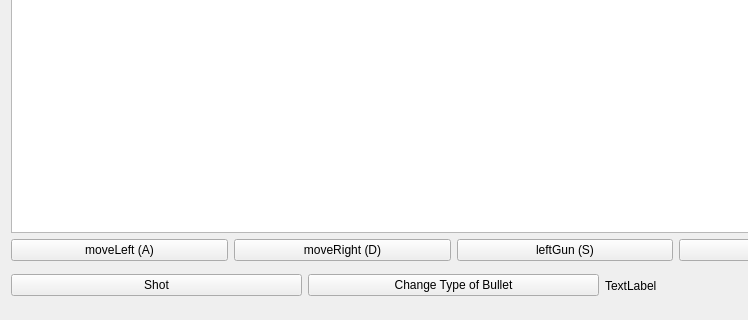
First picture: the form in 3-semester/TanksGame/Tanks/mainwindow.ui, repository kbatoev/SpbSU-Homeworks, before the edit; both pictures show x 0 to 748 and y 580 to 900 of the 901 by 900 pixel window.
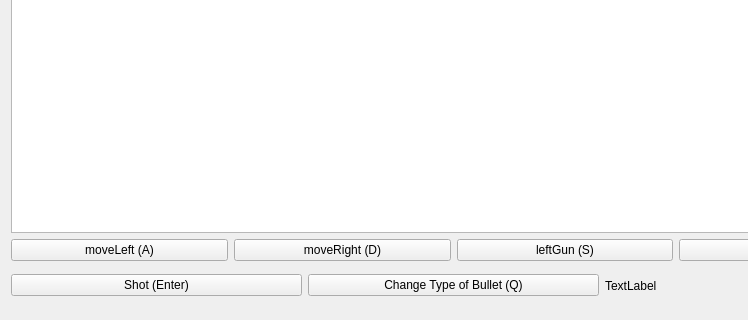
Second picture: the form after the edit.

```diff
--- a/3-semester/TanksGame/Tanks/mainwindow.ui
+++ b/3-semester/TanksGame/Tanks/mainwindow.ui
@@ -145,14 +145,14 @@
        <item>
         <widget class="QPushButton" name="shotButton">
          <property name="text">
-          <string>Shot</string>
+          <string>Shot (Enter)</string>
          </property>
         </widget>
        </item>
        <item>
         <widget class="QPushButton" name="changeBulletButton">
          <property name="text">
-          <string>Change Type of Bullet</string>
+          <string>Change Type of Bullet (Q)</string>
          </property>
         </widget>
        </item>
```
